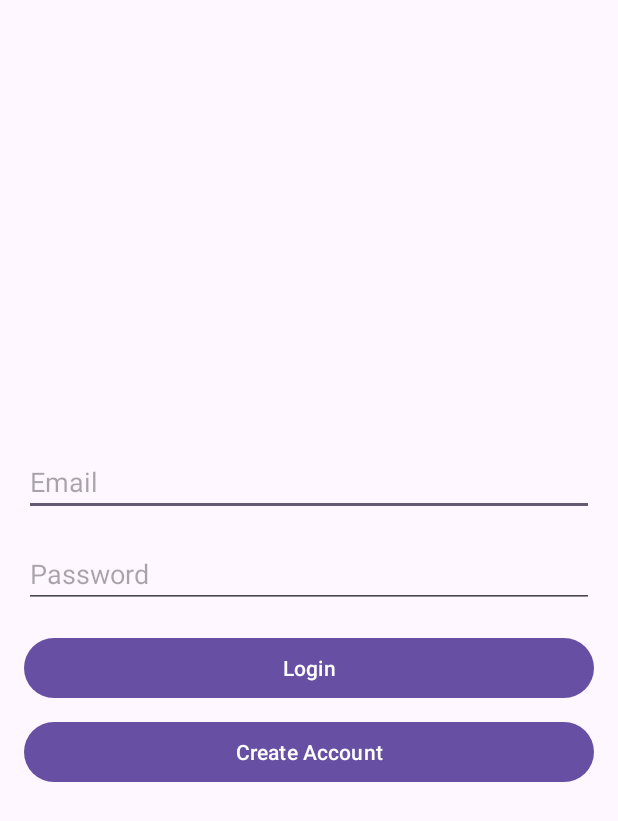
After one commit to WillBren/smartsensor, an Android app: the layout fragment_login.xml on its own in the app's theme, with its tools: preview values and no code run, on a phone screen of 412 x 824 dp. The commit adds this screen. Shown: the top 821 px of the screen. Run offline under Robolectric (Android 15) with nearby library versions, the phone set to English and light mode, and no system bars.

Commit message:
Added login screen, logout button

```diff
--- a/app/build.gradle.kts
+++ b/app/build.gradle.kts
@@ -46,4 +46,6 @@ dependencies {
     androidTestImplementation(libs.espresso.core)
     implementation(platform("com.google.firebase:firebase-bom:33.4.0"))
     implementation("com.google.firebase:firebase-analytics")
+    implementation ("com.google.firebase:firebase-auth:22.1.1")
+
 }
--- /dev/null
+++ b/app/src/main/res/layout/fragment_login.xml
@@ -0,0 +1,45 @@
+<?xml version="1.0" encoding="utf-8"?>
+<LinearLayout xmlns:android="http://schemas.android.com/apk/res/android"
+    android:layout_width="match_parent"
+    android:layout_height="match_parent"
+    android:orientation="vertical"
+    android:padding="16dp"
+    android:gravity="center">
+
+    <EditText
+        android:id="@+id/editTextEmail"
+        android:layout_width="match_parent"
+        android:layout_height="wrap_content"
+        android:hint="Email"
+        android:inputType="textEmailAddress"
+        android:layout_marginBottom="16dp"/>
+
+    <EditText
+        android:id="@+id/editTextPassword"
+        android:layout_width="match_parent"
+        android:layout_height="wrap_content"
+        android:hint="Password"
+        android:inputType="textPassword"
+        android:layout_marginBottom="16dp"/>
+
+    <Button
+        android:id="@+id/buttonLogin"
+        android:layout_width="match_parent"
+        android:layout_height="wrap_content"
+        android:text="Login"
+        android:layout_marginBottom="8dp"/>
+
+    <Button
+        android:id="@+id/buttonCreateAccount"
+        android:layout_width="match_parent"
+        android:layout_height="wrap_content"
+        android:text="Create Account"/>
+
+    <ProgressBar
+        android:id="@+id/progressBar"
+        android:layout_width="wrap_content"
+        android:layout_height="wrap_content"
+        android:layout_marginTop="16dp"
+        android:visibility="gone"/>
+
+</LinearLayout>
```
Also changed, not shown: app/src/main/AndroidManifest.xml (+7 -3 lines), app/src/main/java/com/example/steppcounter/LoginActivity.java (added, +151 -0 lines), app/src/main/java/com/example/steppcounter/MainActivity.java (+28 -1 lines), app/src/main/java/com/example/steppcounter/StepActivity.java (+13 -2 lines), app/src/main/java/com/example/steppcounter/StepResetReceiver.java (+28 -16 lines), app/src/main/res/layout/activity_main.xml (+10 -6 lines), app/src/main/res/layout/fragment_activity.xml (+11 -0 lines).
